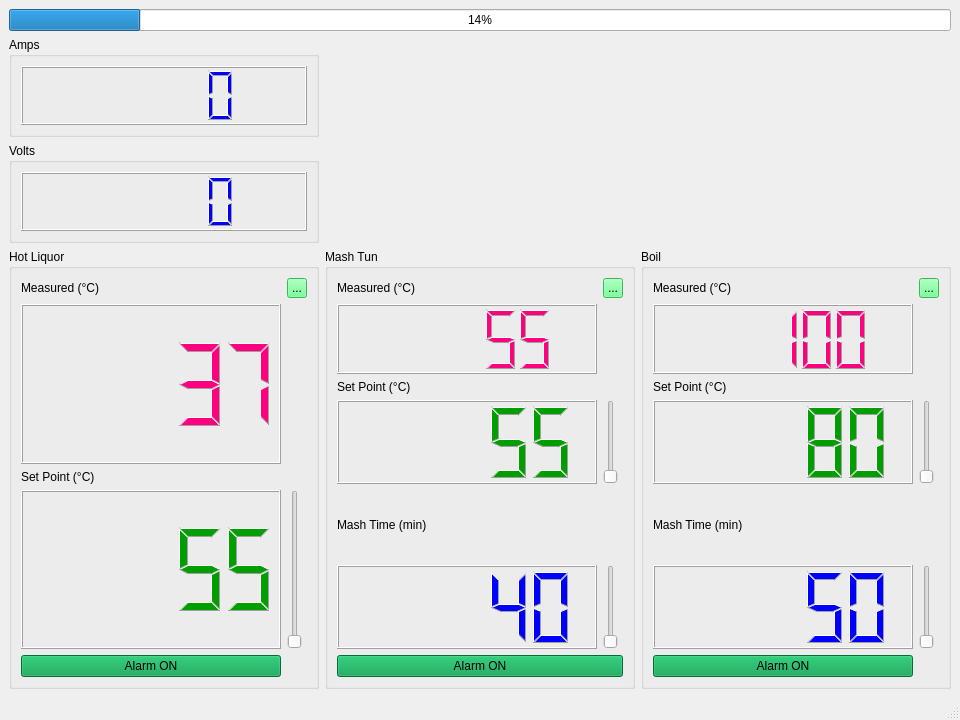
Qt form UI/MainWindow.ui (VDFaller/Brewery) before a commit.
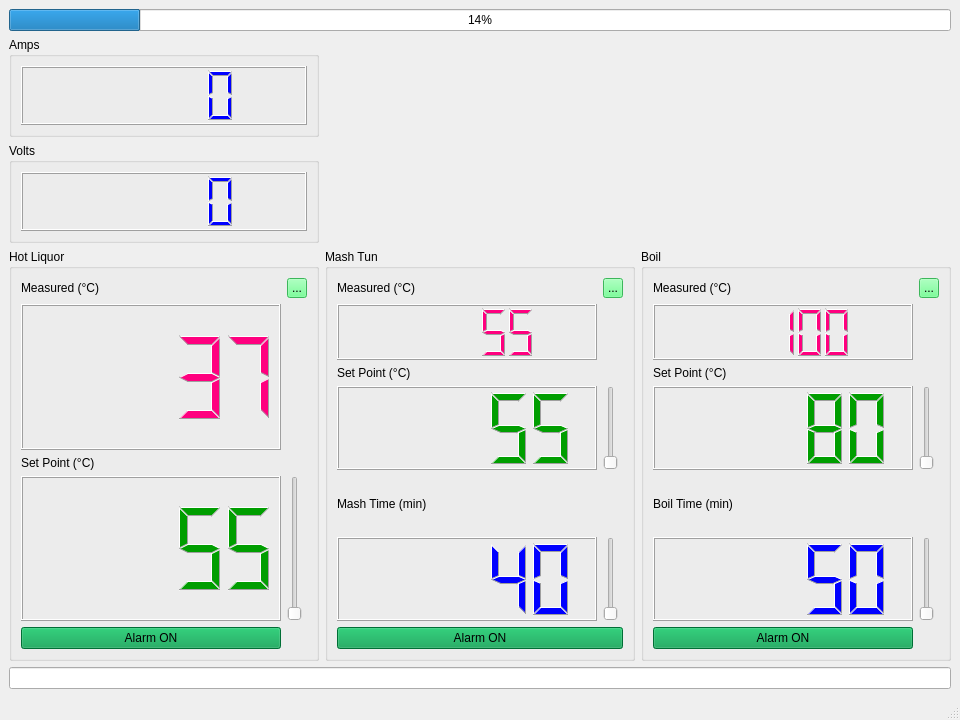
The same form after that commit.

```diff
--- a/UI/MainWindow.ui
+++ b/UI/MainWindow.ui
@@ -515,7 +515,7 @@
        <item row="4" column="0">
         <widget class="QLabel" name="label_2">
          <property name="text">
-          <string>Mash Time (min)</string>
+          <string>Boil Time (min)</string>
          </property>
         </widget>
        </item>
@@ -937,6 +937,9 @@
       </property>
      </widget>
     </item>
+    <item row="4" column="0" colspan="3">
+     <widget class="QLineEdit" name="le_debug"/>
+    </item>
    </layout>
    <zorder>groupBox_6</zorder>
    <zorder>groupBox_4</zorder>
```
Left out of the diff: 84 changed lines with no effect on the pictures.
